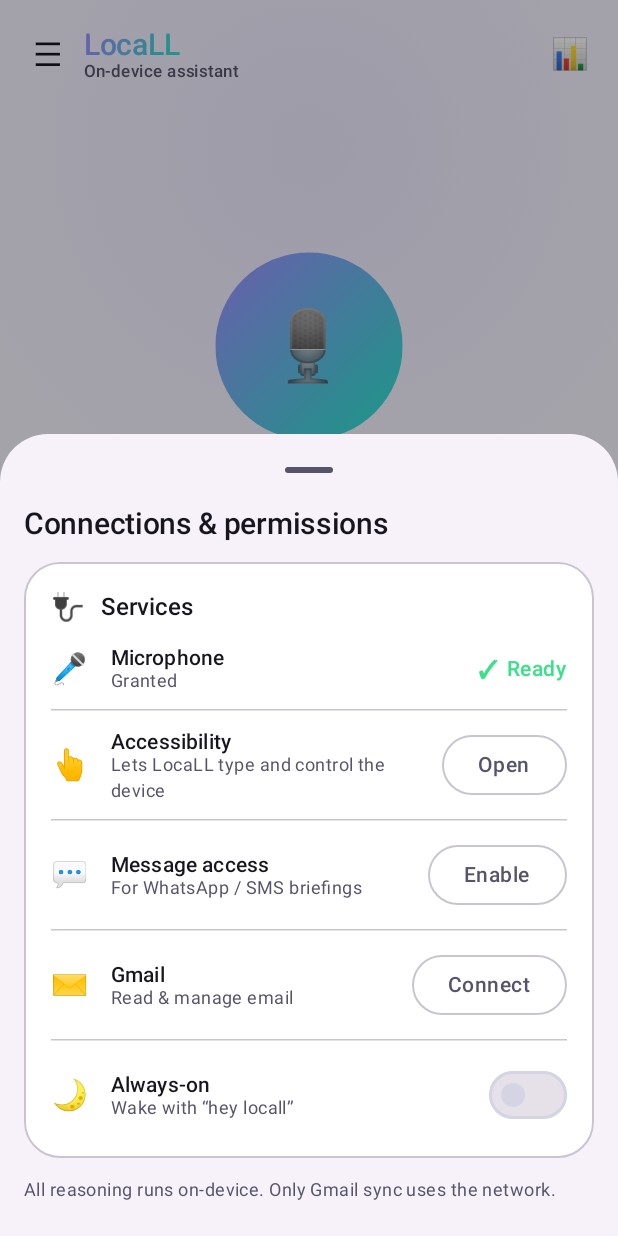
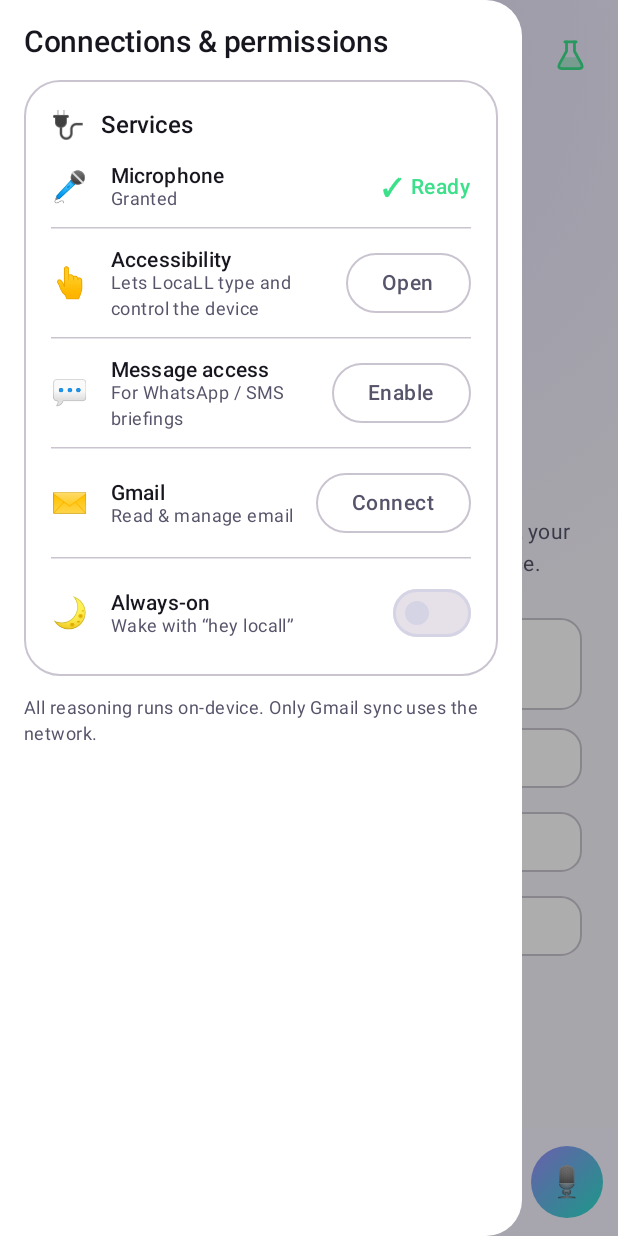
Before and after one commit to chesh-ire/Locall, an Android app built with Jetpack Compose: the screen it shows after launch (MainActivity), after a tap on an icon or button, on a phone screen of 412 x 824 dp. Run offline under Robolectric (Android 15) with nearby library versions, the phone set to English and light mode, and no system bars; our stand-ins replace Room's generated code.

Commit message:
update UI

```diff
--- a/app/src/main/java/com/example/locall/MainActivity.kt
+++ b/app/src/main/java/com/example/locall/MainActivity.kt
@@ -21,6 +21,7 @@ import androidx.core.content.ContextCompat
 import androidx.lifecycle.lifecycleScope
 import com.example.locall.ui.assistant.ConversationScreen
 import com.example.locall.ui.assistant.SetupSheetContent
+import com.example.locall.ui.components.FlaskIcon
 import com.example.locall.ui.theme.LocaLLTheme
 import com.example.locall.voice.agent.follow.FollowUpManager
 import com.example.locall.voice.assistant.AssistantViewModel
@@ -51,13 +52,11 @@ class MainActivity : ComponentActivity() {
     }
 }
 
-@OptIn(ExperimentalMaterial3Api::class)
 @Composable
 private fun AppRoot(vm: AssistantViewModel) {
     val context = LocalContext.current
     var showPerfLab by remember { mutableStateOf(false) }
-    var showMenu by remember { mutableStateOf(false) }
-    val sheetState = rememberModalBottomSheetState(skipPartiallyExpanded = true)
+    val drawerState = rememberDrawerState(DrawerValue.Closed)
     val scope = rememberCoroutineScope()
 
     // Ask for notification-post permission once (Android 13+), as the old screen did.
@@ -76,6 +75,18 @@ private fun AppRoot(vm: AssistantViewModel) {
         ActivityResultContracts.OpenDocument(),
     ) { uri -> uri?.let { KnowledgeImport.importFile(context, vm, it) } }
 
+    ModalNavigationDrawer(
+        drawerState = drawerState,
+        gesturesEnabled = drawerState.isOpen,
+        drawerContent = {
+            ModalDrawerSheet(
+                drawerContainerColor = MaterialTheme.colorScheme.surface,
+                modifier = Modifier.widthIn(max = 348.dp),
+            ) {
+                SetupSheetContent()
+            }
+        },
+    ) {
         Scaffold(
             modifier = Modifier.fillMaxSize(),
             containerColor = MaterialTheme.colorScheme.background,
@@ -86,18 +97,13 @@ private fun AppRoot(vm: AssistantViewModel) {
                 ConversationScreen(
                     vm = vm,
                     modifier = Modifier.padding(pad),
-                onOpenMenu = { showMenu = true },
+                    onOpenMenu = { scope.launch { drawerState.open() } },
                     onOpenPerfLab = { showPerfLab = true },
                     onAttachDocument = {
                         importLauncher.launch(arrayOf("text/plain", "text/markdown", "text/*"))
                     },
                 )
             }
-    }
-
-    if (showMenu) {
-        ModalBottomSheet(onDismissRequest = { showMenu = false }, sheetState = sheetState) {
-            SetupSheetContent()
         }
     }
 }
@@ -110,6 +116,8 @@ private fun PerfLabHost(onBack: () -> Unit, modifier: Modifier = Modifier) {
             verticalAlignment = Alignment.CenterVertically,
         ) {
             IconButton(onClick = onBack) { Text("←", fontSize = 22.sp) }
+            FlaskIcon(Modifier.size(22.dp))
+            Spacer(Modifier.width(10.dp))
             Text("Performance Lab", style = MaterialTheme.typography.titleMedium)
         }
         PerformanceLabScreen(modifier = Modifier.weight(1f))
--- a/app/src/main/java/com/example/locall/ui/assistant/ConversationScreen.kt
+++ b/app/src/main/java/com/example/locall/ui/assistant/ConversationScreen.kt
@@ -31,6 +31,7 @@ import androidx.compose.ui.text.style.TextAlign
 import androidx.compose.ui.unit.dp
 import androidx.compose.ui.unit.sp
 import com.example.locall.ui.components.BrandBackground
+import com.example.locall.ui.components.FlaskIcon
 import com.example.locall.ui.components.PillTone
 import com.example.locall.ui.components.StatusPill
 import com.example.locall.ui.components.brandBrush
@@ -151,7 +152,7 @@ private fun TopBar(
         }
         if (busy) StatusPill(text = "Working", tone = PillTone.Active, modifier = Modifier.padding(end = 4.dp))
         if (canClear) IconButton(onClick = onClear) { Text("🧹", fontSize = 18.sp) }
-        IconButton(onClick = onOpenPerfLab) { Text("📊", fontSize = 20.sp) }
+        IconButton(onClick = onOpenPerfLab) { FlaskIcon(Modifier.size(22.dp)) }
     }
 }
 
--- a/app/src/main/java/com/example/locall/ui/assistant/SetupSheet.kt
+++ b/app/src/main/java/com/example/locall/ui/assistant/SetupSheet.kt
@@ -9,6 +9,8 @@ import androidx.activity.compose.rememberLauncherForActivityResult
 import androidx.activity.result.IntentSenderRequest
 import androidx.activity.result.contract.ActivityResultContracts
 import androidx.compose.foundation.layout.*
+import androidx.compose.foundation.rememberScrollState
+import androidx.compose.foundation.verticalScroll
 import androidx.compose.material3.*
 import androidx.compose.runtime.*
 import androidx.compose.ui.Alignment
@@ -59,7 +61,11 @@ fun SetupSheetContent() {
     val notifAccess = NotificationManagerCompat.getEnabledListenerPackages(context).contains(context.packageName)
 
     Column(
-        Modifier.fillMaxWidth().padding(horizontal = 16.dp).padding(bottom = 24.dp),
+        Modifier
+            .fillMaxWidth()
+            .verticalScroll(rememberScrollState())
+            .padding(horizontal = 16.dp)
+            .padding(top = 16.dp, bottom = 24.dp),
         verticalArrangement = Arrangement.spacedBy(14.dp),
     ) {
         Text("Connections & permissions", style = MaterialTheme.typography.titleLarge)
--- a/app/src/main/java/com/example/locall/ui/components/Brand.kt
+++ b/app/src/main/java/com/example/locall/ui/components/Brand.kt
@@ -7,6 +7,7 @@ import androidx.compose.animation.core.infiniteRepeatable
 import androidx.compose.animation.core.rememberInfiniteTransition
 import androidx.compose.animation.core.tween
 import androidx.compose.foundation.BorderStroke
+import androidx.compose.foundation.Canvas
 import androidx.compose.foundation.background
 import androidx.compose.foundation.layout.Arrangement
 import androidx.compose.foundation.layout.Box
@@ -36,6 +37,10 @@ import androidx.compose.ui.draw.scale
 import androidx.compose.ui.geometry.Offset
 import androidx.compose.ui.graphics.Brush
 import androidx.compose.ui.graphics.Color
+import androidx.compose.ui.graphics.Path
+import androidx.compose.ui.graphics.StrokeCap
+import androidx.compose.ui.graphics.StrokeJoin
+import androidx.compose.ui.graphics.drawscope.Stroke
 import androidx.compose.ui.graphics.graphicsLayer
 import androidx.compose.ui.text.font.FontWeight
 import androidx.compose.ui.text.style.TextAlign
@@ -44,11 +49,63 @@ import androidx.compose.ui.unit.sp
 import com.example.locall.ui.theme.Cyan
 import com.example.locall.ui.theme.CyanBright
 import com.example.locall.ui.theme.Magenta
+import com.example.locall.ui.theme.SignalGreen
 import com.example.locall.ui.theme.SignalRed
 import com.example.locall.ui.theme.Violet
 import com.example.locall.ui.theme.VioletBright
 
 fun brandBrush(): Brush = Brush.linearGradient(listOf(VioletBright, Cyan))
+
+/**
+ * The Perf Lab mark: a green Erlenmeyer lab flask, drawn as a vector so it stays crisp at any size.
+ */
+@Composable
+fun FlaskIcon(modifier: Modifier = Modifier, tint: Color = SignalGreen) {
+    Canvas(Modifier.size(22.dp).then(modifier)) {
+        val w = size.width
+        val h = size.height
+        fun px(f: Float) = w * f
+        fun py(f: Float) = h * f
+        val stroke = minOf(w, h) * 0.085f
+
+        // Flask outline: narrow neck flaring into a rounded conical body.
+        val body = Path().apply {
+            moveTo(px(0.38f), py(0.12f))
+            lineTo(px(0.38f), py(0.40f))
+            lineTo(px(0.16f), py(0.80f))
+            cubicTo(px(0.12f), py(0.90f), px(0.17f), py(0.93f), px(0.26f), py(0.93f))
+            lineTo(px(0.74f), py(0.93f))
+            cubicTo(px(0.83f), py(0.93f), px(0.88f), py(0.90f), px(0.84f), py(0.80f))
+            lineTo(px(0.62f), py(0.40f))
+            lineTo(px(0.62f), py(0.12f))
+        }
+        // Liquid pooled in the lower body.
+        val liquidTop = 0.58f
+        val liquid = Path().apply {
+            moveTo(px(0.275f), py(liquidTop))
+            lineTo(px(0.16f), py(0.80f))
+            cubicTo(px(0.12f), py(0.90f), px(0.17f), py(0.93f), px(0.26f), py(0.93f))
+            lineTo(px(0.74f), py(0.93f))
+            cubicTo(px(0.83f), py(0.93f), px(0.88f), py(0.90f), px(0.84f), py(0.80f))
+            lineTo(px(0.725f), py(liquidTop))
+            close()
+        }
+        drawPath(liquid, color = tint.copy(alpha = 0.35f))
+        drawPath(
+            body,
+            color = tint,
+            style = Stroke(width = stroke, cap = StrokeCap.Round, join = StrokeJoin.Round),
+        )
+        // Flask lip.
+        drawLine(
+            color = tint,
+            start = Offset(px(0.33f), py(0.12f)),
+            end = Offset(px(0.67f), py(0.12f)),
+            strokeWidth = stroke,
+            cap = StrokeCap.Round,
+        )
+    }
+}
 
 private fun recordingBrush(): Brush = Brush.linearGradient(listOf(SignalRed, Magenta))
 
@@ -57,6 +114,7 @@ fun BrandHeader(
     title: String,
     subtitle: String? = null,
     modifier: Modifier = Modifier,
+    leading: (@Composable () -> Unit)? = null,
     trailing: @Composable (() -> Unit)? = null,
 ) {
     Row(
@@ -65,6 +123,9 @@ fun BrandHeader(
             .padding(start = 20.dp, end = 20.dp, top = 20.dp, bottom = 12.dp),
         verticalAlignment = Alignment.CenterVertically,
     ) {
+        if (leading != null) {
+            leading()
+        } else {
             Box(
                 Modifier
                     .height(34.dp)
@@ -72,6 +133,7 @@ fun BrandHeader(
                     .clip(RoundedCornerShape(3.dp))
                     .background(brandBrush()),
             )
+        }
         Spacer(Modifier.width(12.dp))
         Column(Modifier.weight(1f)) {
             Text(
@@ -268,11 +330,20 @@ fun BrandBackground(modifier: Modifier = Modifier, content: @Composable () -> Un
         modifier
             .fillMaxSize()
             .drawBehind {
+                // Violet aurora up top…
                 drawRect(
                     Brush.radialGradient(
-                        colors = listOf(Violet.copy(alpha = 0.10f), Color.Transparent),
-                        center = Offset(size.width * 0.5f, size.height * 0.12f),
-                        radius = size.width * 0.9f,
+                        colors = listOf(Violet.copy(alpha = 0.14f), Color.Transparent),
+                        center = Offset(size.width * 0.5f, size.height * 0.06f),
+                        radius = size.width * 0.95f,
+                    ),
+                )
+                // …with a cool cyan wash drifting up from the lower corner.
+                drawRect(
+                    Brush.radialGradient(
+                        colors = listOf(Cyan.copy(alpha = 0.07f), Color.Transparent),
+                        center = Offset(size.width * 0.12f, size.height * 0.92f),
+                        radius = size.width * 0.8f,
                     ),
                 )
             },
--- a/app/src/main/java/com/example/locall/ui/theme/Color.kt
+++ b/app/src/main/java/com/example/locall/ui/theme/Color.kt
@@ -10,13 +10,14 @@ val CyanBright = Color(0xFF5FF0DC)
 val CyanDeep = Color(0xFF0E3A33)
 val Magenta = Color(0xFFFF8FB0)
 
-val Ink = Color(0xFF0E0E14)
-val InkSurface = Color(0xFF15151F)
-val InkElevated = Color(0xFF1C1C2A)
-val InkVariant = Color(0xFF26263A)
-val InkOutline = Color(0xFF34344A)
-val InkOnSurface = Color(0xFFE8E8F4)
-val InkOnVariant = Color(0xFFB4B4CC)
+// Navy dark-blue surface ramp (deepest → most elevated).
+val Ink = Color(0xFF0A1024)
+val InkSurface = Color(0xFF111A33)
+val InkElevated = Color(0xFF18233F)
+val InkVariant = Color(0xFF212F4D)
+val InkOutline = Color(0xFF32456B)
+val InkOnSurface = Color(0xFFE7ECF7)
+val InkOnVariant = Color(0xFFA7B2CC)
 
 val Paper = Color(0xFFF6F5FB)
 val PaperSurface = Color(0xFFFFFFFF)
--- a/app/src/main/java/com/example/locall/ui/theme/Theme.kt
+++ b/app/src/main/java/com/example/locall/ui/theme/Theme.kt
@@ -32,7 +32,7 @@ private val DarkColorScheme = darkColorScheme(
     surfaceContainer = InkElevated,
     surfaceContainerHigh = InkElevated,
     outline = InkOutline,
-    outlineVariant = Color(0xFF2A2A3D),
+    outlineVariant = Color(0xFF243150),
     error = SignalRed,
     onError = Color(0xFF3A1620),
     errorContainer = SignalRedContainer,
--- a/app/src/main/java/com/example/locall/voice/research/bench/ui/PerformanceLabScreen.kt
+++ b/app/src/main/java/com/example/locall/voice/research/bench/ui/PerformanceLabScreen.kt
@@ -14,6 +14,7 @@ import androidx.compose.ui.platform.LocalContext
 import androidx.compose.ui.text.font.FontFamily
 import androidx.compose.ui.unit.dp
 import com.example.locall.ui.components.BrandHeader
+import com.example.locall.ui.components.FlaskIcon
 import com.example.locall.voice.research.bench.BenchConfig
 import com.example.locall.voice.research.bench.BenchRunner
 import com.example.locall.voice.research.bench.BenchmarkRunState
@@ -46,6 +47,7 @@ fun PerformanceLabScreen(modifier: Modifier = Modifier) {
         BrandHeader(
             title = "Perf Lab",
             subtitle = "Benchmark the on-device engine",
+            leading = { FlaskIcon(Modifier.size(30.dp)) },
         )
         TabRow(
             selectedTabIndex = tab,
```
Lines whose indentation alone changed are shown as unchanged.
